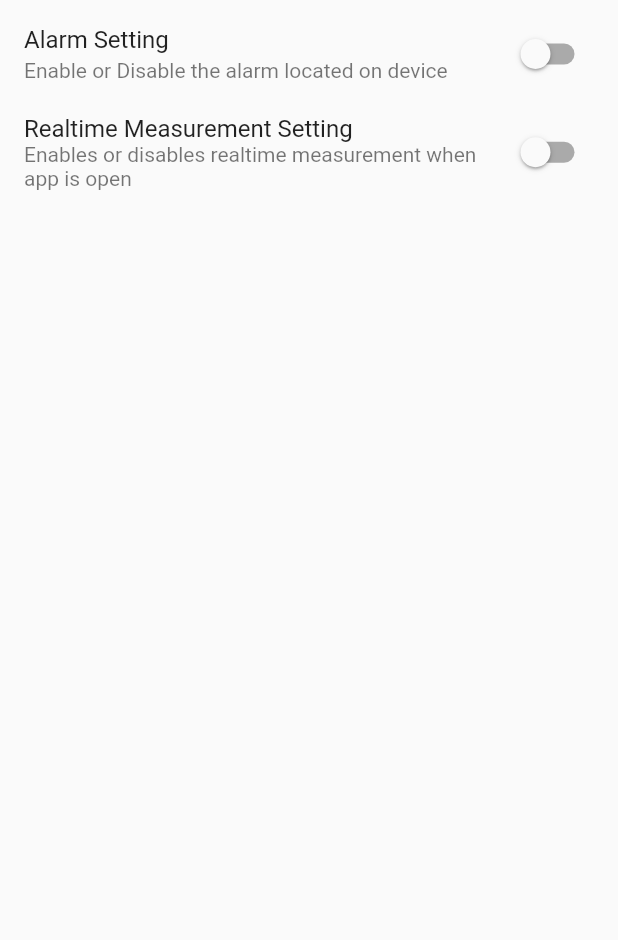
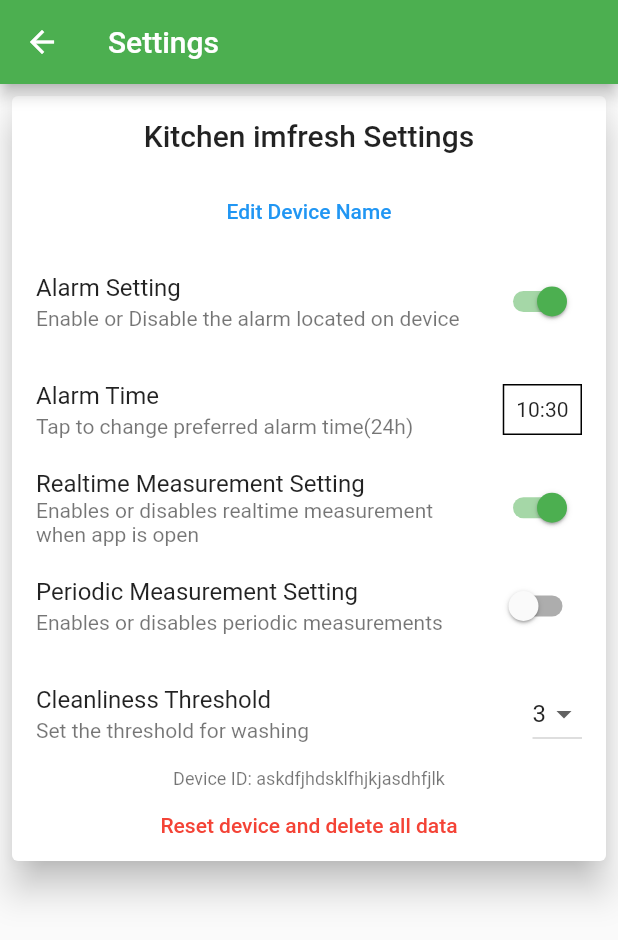
Before and after one commit to yannichau/CluelessIoT, a Flutter app: the SettingsPage screen opened by its route, on a phone screen of 412 x 824 dp. Shown: the top 940 px of the screen. Run offline on Flutter 3.47's test engine with Material 2 defaults, Android fonts, the phone set to English and light mode, and no system bars; our stand-ins replace freezed_annotation, hive, hive_flutter, sqflite; missing offline and left inert: mobile_scanner, mqtt_client; accounts and stored records are empty.

Commit message:
[App] Lots of settings stuff, for multiple device support

```diff
--- /dev/null
+++ b/imfresh/lib/features/device_settings_card.dart
@@ -0,0 +1,216 @@
+import 'package:flutter/cupertino.dart';
+import 'package:flutter/material.dart';
+import 'package:imfresh/models/settings.dart';
+
+class DeviceSettingsCard extends StatefulWidget {
+  final Settings initalSettings;
+
+  const DeviceSettingsCard({Key? key, required this.initalSettings})
+      : super(key: key);
+
+  @override
+  _DeviceSettingsCardState createState() => _DeviceSettingsCardState();
+}
+
+class _DeviceSettingsCardState extends State<DeviceSettingsCard> {
+  late Settings _settings;
+  final TextEditingController _textFieldController = TextEditingController();
+  String valueText = "";
+
+  @override
+  void initState() {
+    _settings = widget.initalSettings;
+    valueText = _settings.deviceName;
+    super.initState();
+  }
+
+  @override
+  Widget build(BuildContext context) {
+    return Card(
+      margin: const EdgeInsets.all(8.0),
+      elevation: 10,
+      child: Column(
+        children: [
+          Container(
+            padding: const EdgeInsets.fromLTRB(0, 15, 0, 15),
+            alignment: Alignment.center,
+            child: Text(
+              '${_settings.deviceName} Settings',
+              style: Theme.of(context).textTheme.headline6,
+            ),
+          ),
+          TextButton(
+            onPressed: () {
+              _displayTextInputDialog(context);
+            },
+            child: const Text("Edit Device Name",
+                style: TextStyle(
+                  color: Colors.blue,
+                )),
+          ),
+          SwitchListTile(
+            title: const Text('Alarm Setting'),
+            subtitle:
+                const Text('Enable or Disable the alarm located on device'),
+            value: _settings.alarmOn,
+            onChanged: (status) =>
+                setState(() => _settings = _settings.copyWith(alarmOn: status)),
+          ),
+          if (_settings.alarmOn)
+            ListTile(
+              title: const Text('Alarm Time'),
+              subtitle: const Text('Tap to change preferred alarm time(24h)'),
+              trailing: Container(
+                padding: const EdgeInsets.all(8),
+                decoration: BoxDecoration(
+                  border: Border.all(
+                    color: Colors.black,
+                    width: 1,
+                  ),
+                ),
+                child: Text(_settings.alarmTime!.hour.toString() +
+                    ':' +
+                    _settings.alarmTime!.minute.toString()),
+              ),
+              onTap: () {
+                showCupertinoModalPopup(
+                    context: context,
+                    builder: (BuildContext builder) {
+                      return Container(
+                        height: MediaQuery.of(context).copyWith().size.height *
+                            0.33,
+                        color: Colors.white,
+                        child: CupertinoDatePicker(
+                          use24hFormat: true,
+                          mode: CupertinoDatePickerMode.time,
+                          onDateTimeChanged: (value) {
+                            if (value != _settings.alarmTime) {
+                              setState(() {
+                                _settings =
+                                    _settings.copyWith(alarmTime: value);
+                              });
+                            }
+                          },
+                          initialDateTime: DateTime.now(),
+                          minimumYear: 2019,
+                          maximumYear: 2050,
+                        ),
+                      );
+                    });
+              },
+            ),
+          SwitchListTile(
+            title: const Text('Realtime Measurement Setting'),
+            subtitle: const Text(
+                'Enables or disables realtime measurement when app is open'),
+            value: _settings.realtimeMeasuringOn,
+            onChanged: (status) => setState(() =>
+                _settings = _settings.copyWith(realtimeMeasuringOn: status)),
+          ),
+          SwitchListTile(
+            title: const Text('Periodic Measurement Setting'),
+            subtitle: const Text('Enables or disables periodic measurements'),
+            value: _settings.periodicMeasuringOn,
+            onChanged: (status) => setState(() =>
+                _settings = _settings.copyWith(periodicMeasuringOn: status)),
+          ),
+          ListTile(
+            title: const Text('Cleanliness Threshold'),
+            subtitle: const Text('Set the threshold for washing'),
+            trailing: DropdownButton<int>(
+              value: _settings.cleanlinessThreshold,
+              onChanged: (value) => setState(() =>
+                  _settings = _settings.copyWith(cleanlinessThreshold: value!)),
+              items:
+                  <int>[1, 2, 3, 4, 5].map<DropdownMenuItem<int>>((int value) {
+                return DropdownMenuItem<int>(
+                  value: value,
+                  child: Text(value.toString()),
+                );
+              }).toList(),
+            ),
+          ),
+          Text(
+            "Device ID: ${_settings.deviceId}",
+            style: Theme.of(context).textTheme.caption,
+          ),
+          TextButton(
+            onPressed: () {
+              showCupertinoDialog<void>(
+                context: context,
+                builder: (BuildContext context) => CupertinoAlertDialog(
+                  title: const Text('Reset Device'),
+                  content: const Text(
+                      'Proceed with destructive action? This cannot be undone.'),
+                  actions: <CupertinoDialogAction>[
+                    CupertinoDialogAction(
+                      child: const Text('No'),
+                      onPressed: () {
+                        Navigator.pop(context);
+                      },
+                    ),
+                    CupertinoDialogAction(
+                      child: const Text('Yes'),
+                      isDestructiveAction: true,
+                      onPressed: () {
+                        Navigator.pop(context);
+                      },
+                    )
+                  ],
+                ),
+              );
+            },
+            child: const Text('Reset device and delete all data',
+                style: TextStyle(
+                  color: Colors.red,
+                )),
+          )
+        ],
+      ),
+    );
+  }
+
+  @override
+  void dispose() {
+    print(_settings);
+    super.dispose();
+  }
+
+  Future<void> _displayTextInputDialog(BuildContext context) async {
+    return showDialog(
+        context: context,
+        builder: (context) {
+          return AlertDialog(
+            title: const Text('Device Name'),
+            content: TextField(
+              onChanged: (value) {
+                setState(() {
+                  valueText = value;
+                });
+              },
+              controller: _textFieldController..text = _settings.deviceName,
+              decoration: const InputDecoration(hintText: 'Enter Device Name'),
+            ),
+            actions: <Widget>[
+              TextButton(
+                child: const Text('CANCEL'),
+                onPressed: () {
+                  setState(() {
+                    Navigator.pop(context);
+                  });
+                },
+              ),
+              TextButton(
+                child: const Text('OK'),
+                onPressed: () {
+                  setState(() {
+                    _settings = _settings.copyWith(deviceName: valueText);
+                    Navigator.pop(context);
+                  });
+                },
+              ),
+            ],
+          );
+        });
+  }
+}
--- a/imfresh/lib/features/settings.dart
+++ /dev/null
@@ -1,73 +0,0 @@
-import 'package:flutter/cupertino.dart';
-import 'package:flutter/material.dart';
-
-class SettingsPage extends StatefulWidget {
-  const SettingsPage({Key? key}) : super(key: key);
-
-  @override
-  _SettingsPageState createState() => _SettingsPageState();
-}
-
-class _SettingsPageState extends State<SettingsPage> {
-  bool alarmOn = false;
-  bool measuringOn = false;
-  DateTime selectedDate = DateTime.now();
-
-  @override
-  Widget build(BuildContext context) {
-    return Scaffold(
-      body: SafeArea(
-        child: Material(
-          child: Column(
-            children: [
-              SwitchListTile(
-                title: const Text('Alarm Setting'),
-                subtitle:
-                    const Text('Enable or Disable the alarm located on device'),
-                value: alarmOn,
-                onChanged: (status) => setState(() => alarmOn = status),
-              ),
-              if (alarmOn)
-                ListTile(
-                  title: const Text('Alarm Time'),
-                  subtitle: const Text('Tap to change preferred alarm time'),
-                  onTap: () {
-                    showCupertinoModalPopup(
-                        context: context,
-                        builder: (BuildContext builder) {
-                          return Container(
-                            height:
-                                MediaQuery.of(context).copyWith().size.height *
-                                    0.33,
-                            color: Colors.white,
-                            child: CupertinoDatePicker(
-                              mode: CupertinoDatePickerMode.time,
-                              onDateTimeChanged: (value) {
-                                if (value != selectedDate) {
-                                  setState(() {
-                                    selectedDate = value;
-                                  });
-                                }
-                              },
-                              initialDateTime: DateTime.now(),
-                              minimumYear: 2019,
-                              maximumYear: 2050,
-                            ),
-                          );
-                        });
-                  },
-                ),
-              SwitchListTile(
-                title: const Text('Realtime Measurement Setting'),
-                subtitle: const Text(
-                    'Enables or disables realtime measurement when app is open'),
-                value: measuringOn,
-                onChanged: (status) => setState(() => measuringOn = status),
-              )
-            ],
-          ),
-        ),
-      ),
-    );
-  }
-}
--- /dev/null
+++ b/imfresh/lib/features/settings_view.dart
@@ -0,0 +1,41 @@
+import 'package:flutter/material.dart';
+import 'package:imfresh/features/device_settings_card.dart';
+import 'package:imfresh/models/settings.dart';
+
+class SettingsPage extends StatefulWidget {
+  const SettingsPage({Key? key}) : super(key: key);
+
+  @override
+  _SettingsPageState createState() => _SettingsPageState();
+}
+
+class _SettingsPageState extends State<SettingsPage> {
+  bool alarmOn = false;
+  bool measuringOn = false;
+  DateTime selectedDate = DateTime.now();
+  int cleanlinessThreshold = 5;
+
+  @override
+  Widget build(BuildContext context) {
+    return Scaffold(
+      appBar: AppBar(
+        title: const Text("Settings"),
+      ),
+      body: SafeArea(
+        child: Material(
+          child: SingleChildScrollView(
+              child: DeviceSettingsCard(
+            initalSettings: Settings(
+                deviceId: "askdfjhdsklfhjkjasdhfjlk",
+                deviceName: "Kitchen imfresh",
+                alarmOn: true,
+                alarmTime: DateTime.now(),
+                realtimeMeasuringOn: true,
+                periodicMeasuringOn: false,
+                cleanlinessThreshold: 3),
+          )),
+        ),
+      ),
+    );
+  }
+}
--- a/imfresh/lib/main.dart
+++ b/imfresh/lib/main.dart
@@ -5,7 +5,7 @@ import 'package:imfresh/features/home_page.dart';
 import 'package:imfresh/features/new_device.dart';
 import 'package:imfresh/services/databaseHandler.dart';
 
-import 'features/settings.dart';
+import 'features/settings_view.dart';
 
 void main() async {
   WidgetsFlutterBinding.ensureInitialized();
--- /dev/null
+++ b/imfresh/lib/models/settings.dart
@@ -0,0 +1,21 @@
+import 'package:freezed_annotation/freezed_annotation.dart';
+
+part 'settings.freezed.dart';
+part 'settings.g.dart';
+
+@freezed
+class Settings with _$Settings {
+  factory Settings({
+    required String deviceId,
+    required String deviceName,
+    required bool alarmOn,
+    DateTime? alarmTime,
+    required bool realtimeMeasuringOn,
+    required bool periodicMeasuringOn,
+    List<DateTime>? measuringTimes,
+    required int cleanlinessThreshold,
+  }) = _Settings;
+
+  factory Settings.fromJson(Map<String, dynamic> json) =>
+      _$SettingsFromJson(json);
+}
--- a/imfresh/pubspec.yaml
+++ b/imfresh/pubspec.yaml
@@ -41,6 +41,7 @@ dependencies:
   mqtt_client: ^9.6.5
   mobile_scanner: ^0.1.1
   qr_code_scanner: ^0.7.0
+  json_annotation: ^4.4.0
 
 dev_dependencies:
   build_runner:
```
Also changed, not shown: imfresh/lib/features/home_page.dart (+2 -26 lines), imfresh/lib/models/periodic_reading.freezed.dart (added), imfresh/lib/models/periodic_reading.g.dart (added), imfresh/lib/models/settings.freezed.dart (added), imfresh/lib/models/settings.g.dart (added), imfresh/pubspec.lock, 2 other files.
